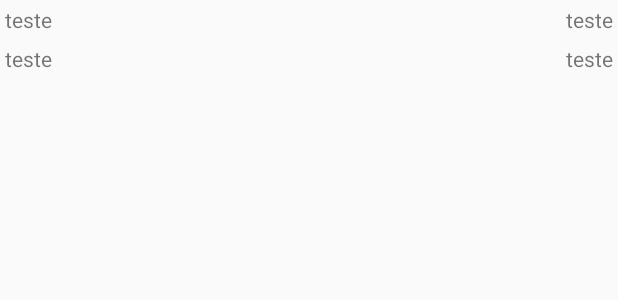
After one commit to FabricaAppU9/Espirometria, an Android app: the layout activity_faixas_limite.xml on its own in the app's theme, with its tools: preview values and no code run, on a phone screen of 412 x 824 dp. The commit adds this screen. Shown: the top 300 px of the screen. Run offline under Robolectric (Android 15) with nearby library versions, the phone set to English and light mode, and no system bars.

Commit message:
Dev - Design Android para celular #40: Correção de bugs no app e início do desenvolvimento das activities 'SOBRE' e 'Faixas Limite'

```diff
--- a/ProCalc/app/build.gradle
+++ b/ProCalc/app/build.gradle
@@ -23,4 +23,5 @@ dependencies {
     compile fileTree(dir: 'libs', include: ['*.jar'])
     testCompile 'junit:junit:4.12'
     compile 'com.android.support:appcompat-v7:23.4.0'
+    compile 'com.android.support:design:23.4.0'
 }
--- a/ProCalc/app/src/main/java/espirometria/fabricaapp/uninove/com/br/procalc/activities/MainActivity.java
+++ b/ProCalc/app/src/main/java/espirometria/fabricaapp/uninove/com/br/procalc/activities/MainActivity.java
@@ -14,6 +14,8 @@ import espirometria.fabricaapp.uninove.com.br.procalc.R;
 import espirometria.fabricaapp.uninove.com.br.procalc.controllers.Calculo;
 import espirometria.fabricaapp.uninove.com.br.procalc.helper.HomeActivityHelper;
 import espirometria.fabricaapp.uninove.com.br.procalc.models.Pessoa;
+
+import static espirometria.fabricaapp.uninove.com.br.procalc.R.id.actionFaixas;
 
 
 public class MainActivity extends AppCompatActivity {
@@ -59,6 +61,9 @@ public class MainActivity extends AppCompatActivity {
             case R.id.actionSobre:
                 startActivity(new Intent(this, InfoActivity.class));
                 break;
+            case R.id.actionFaixas:
+                startActivity(new Intent(this, FaixasLimiteActivity.class));
+                break;
         }
         return true;
     }
--- /dev/null
+++ b/ProCalc/app/src/main/res/layout/activity_faixas_limite.xml
@@ -0,0 +1,25 @@
+<?xml version="1.0" encoding="utf-8"?>
+<TableLayout xmlns:android="http://schemas.android.com/apk/res/android"
+android:layout_width="match_parent"
+android:layout_height="match_parent"
+android:stretchColumns="1">
+<TableRow>
+    <TextView
+        android:text="teste"
+        android:padding="3dip" />
+    <TextView
+        android:text="teste"
+        android:gravity="right"
+        android:padding="3dip" />
+</TableRow>
+
+<TableRow>
+    <TextView
+        android:text="teste"
+        android:padding="3dip" />
+    <TextView
+        android:text="teste"
+        android:gravity="right"
+        android:padding="3dip" />
+</TableRow>
+</TableLayout>
--- a/ProCalc/app/src/main/res/menu/action_sobre.xml
+++ b/ProCalc/app/src/main/res/menu/action_sobre.xml
@@ -9,7 +9,7 @@
     <item
         android:id="@+id/actionFaixas"
         android:icon="@mipmap/ic_announcement_white_24dp"
-        android:title=""
-        android:showAsAction="ifRoom"/>
+        android:title="Faixas Limite"
+        android:showAsAction="always"/>
 
 </menu>
--- a/ProCalc/app/src/main/res/values/dimens.xml
+++ b/ProCalc/app/src/main/res/values/dimens.xml
@@ -2,4 +2,6 @@
     <!-- Default screen margins, per the Android Design guidelines. -->
     <dimen name="activity_horizontal_margin">16dp</dimen>
     <dimen name="activity_vertical_margin">16dp</dimen>
+    <dimen name="fab_margin">16dp</dimen>
+    <dimen name="appbar_padding_top">8dp</dimen>
 </resources>
--- a/ProCalc/app/src/main/res/values/strings.xml
+++ b/ProCalc/app/src/main/res/values/strings.xml
@@ -27,4 +27,7 @@
     <string name="textoSobre3">Autor: Dr. Sérgio R. Nacif - Trabalho de Mestrado - Univap 2006</string>
 
     <string name="textoSobre4">Desenvolvido por: Fábrica de Apps Uninove - 2016</string>
+    <string name="title_activity_faixas_limite">FaixasLimiteActivity</string>
+    <string name="action_settings">Settings</string>
+    <string name="section_format">Hello World from section: %1$d</string>
 </resources>
```
Also changed, not shown: ProCalc/app/src/main/AndroidManifest.xml (+31 -4 lines), ProCalc/app/src/main/java/espirometria/fabricaapp/uninove/com/br/procalc/activities/FaixasLimiteActivity.java (added, +15 -0 lines), ProCalc/app/src/main/res/menu/menu_faixas_limite.xml (added, +10 -0 lines), ProCalc/app/src/main/res/values-v21/styles.xml (added, +9 -0 lines), ProCalc/app/src/main/res/values/styles.xml (+9 -0 lines).
